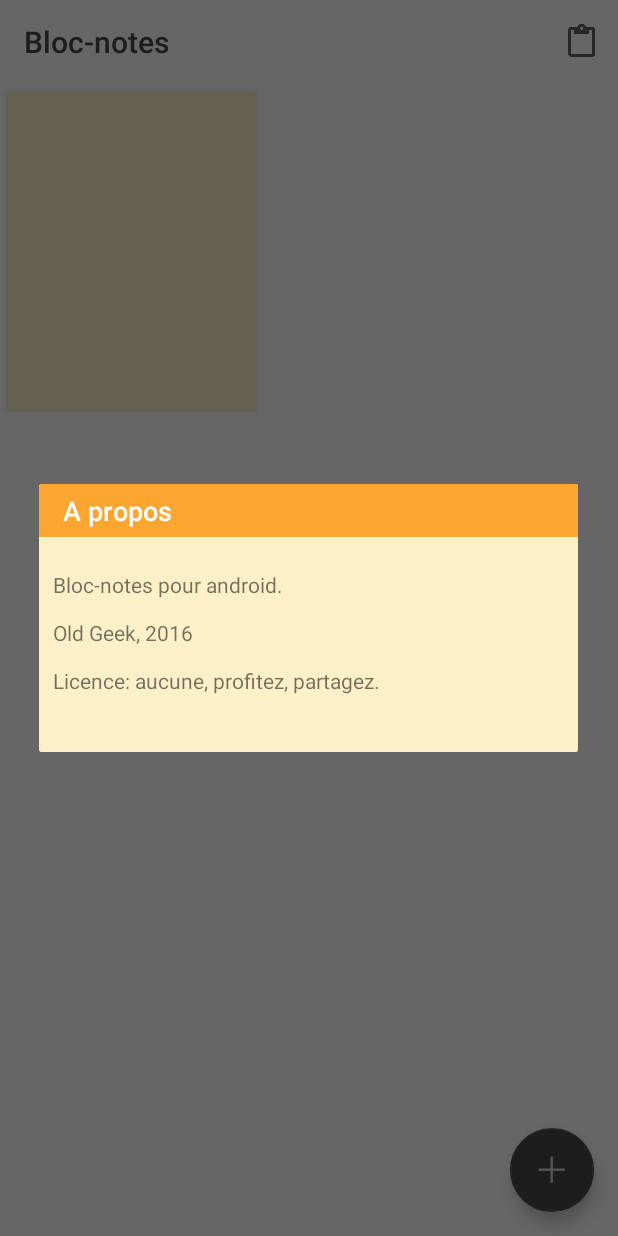
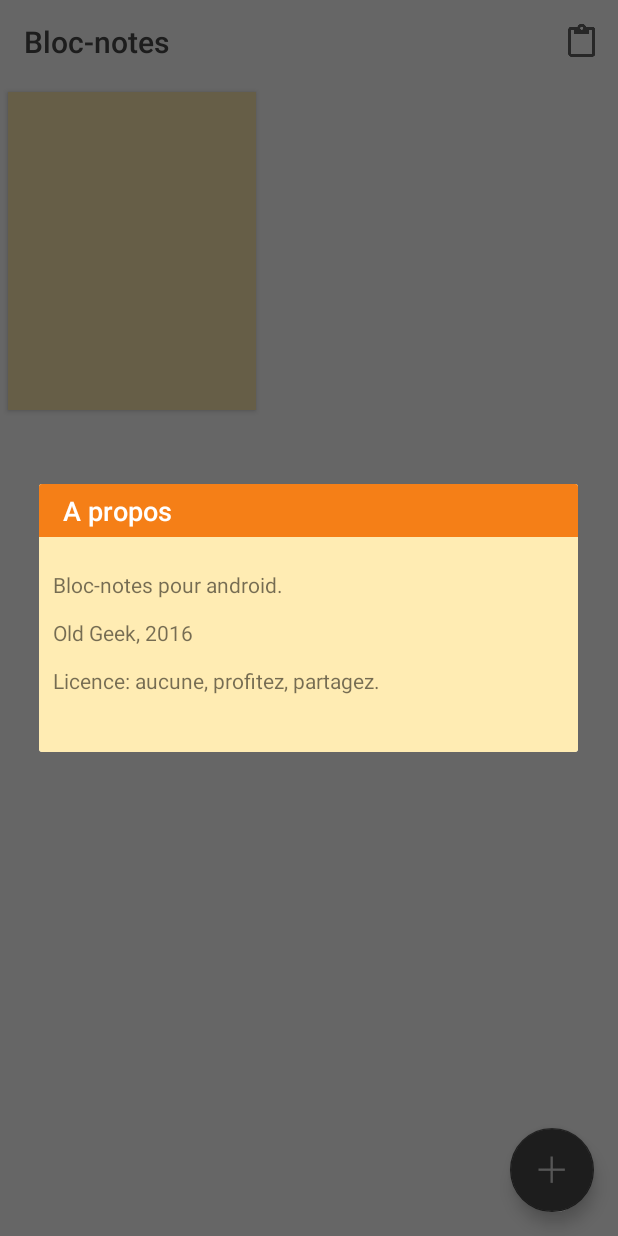
Before and after one commit to luoyiqi/Bloc-notes, an Android app: the screen it shows after launch (MainActivity), in the side drawer, after a tap on "A propos", on a phone screen of 412 x 824 dp. Run offline under Robolectric (Android 15) with nearby library versions, the phone set to English and light mode, and no system bars; 2 statements that could not run were skipped.

Commit message:
Material colors

```diff
--- a/app/src/main/res/values/colors.xml
+++ b/app/src/main/res/values/colors.xml
@@ -1,12 +1,12 @@
 <?xml version="1.0" encoding="utf-8"?>
 <resources>
     <color name="colorPrimary">#00000000</color>
-    <color name="colorPrimaryDark">#fba631</color>
+    <color name="colorPrimaryDark">#f57f17</color>
     <color name="colorAccent">#484848</color>
 
     <color name="tile_text">#000</color>
 
-    <color name="selected">#fcf0c8</color>
+    <color name="selected">#ffecb3</color>
 
     <color name="blanc">#ffffff</color>
 
```
